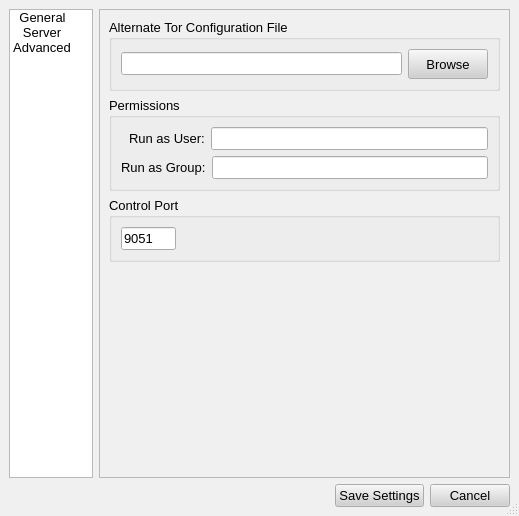
Old version of the form src/gui/configdialog/configdialog.ui in the repository a-ilin/vidalia.
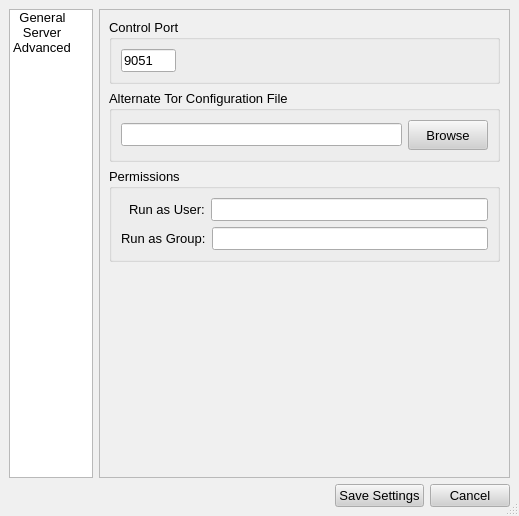
New version of the form. The open tabs and pages were chosen to show the change. Icons and pictures are not drawn.

Commit message:
Move the control port group to the top of the Advanced page. It's the setting most likely of interest to a user looking at the Advanced options.
svn:r330

Diff of the .ui file:
```diff
--- a/src/gui/configdialog/configdialog.ui
+++ b/src/gui/configdialog/configdialog.ui
@@ -1619,6 +1619,74 @@
          <property name="spacing" >
           <number>6</number>
          </property>
+         <item>
+          <widget class="QGroupBox" name="grpControlPort" >
+           <property name="contextMenuPolicy" >
+            <enum>Qt::NoContextMenu</enum>
+           </property>
+           <property name="title" >
+            <string>Control Port</string>
+           </property>
+           <layout class="QVBoxLayout" >
+            <property name="margin" >
+             <number>9</number>
+            </property>
+            <property name="spacing" >
+             <number>6</number>
+            </property>
+            <item>
+             <layout class="QHBoxLayout" >
+              <property name="margin" >
+               <number>0</number>
+              </property>
+              <property name="spacing" >
+               <number>6</number>
+              </property>
+              <item>
+               <widget class="QLineEdit" name="lineControlPort" >
+                <property name="sizePolicy" >
+                 <sizepolicy>
+                  <hsizetype>0</hsizetype>
+                  <vsizetype>0</vsizetype>
+                  <horstretch>0</horstretch>
+                  <verstretch>0</verstretch>
+                 </sizepolicy>
+                </property>
+                <property name="maximumSize" >
+                 <size>
+                  <width>55</width>
+                  <height>16777215</height>
+                 </size>
+                </property>
+                <property name="contextMenuPolicy" >
+                 <enum>Qt::NoContextMenu</enum>
+                </property>
+                <property name="toolTip" >
+                 <string>Port that Vidalia uses to communicate with Tor. </string>
+                </property>
+                <property name="text" >
+                 <string>9051</string>
+                </property>
+               </widget>
+              </item>
+              <item>
+               <spacer>
+                <property name="orientation" >
+                 <enum>Qt::Horizontal</enum>
+                </property>
+                <property name="sizeHint" >
+                 <size>
+                  <width>221</width>
+                  <height>20</height>
+                 </size>
+                </property>
+               </spacer>
+              </item>
+             </layout>
+            </item>
+           </layout>
+          </widget>
+         </item>
          <item>
           <widget class="QGroupBox" name="grpTorConfigFile" >
            <property name="contextMenuPolicy" >
@@ -1769,74 +1837,6 @@
            </layout>
           </widget>
          </item>
-         <item>
-          <widget class="QGroupBox" name="grpControlPort" >
-           <property name="contextMenuPolicy" >
-            <enum>Qt::NoContextMenu</enum>
-           </property>
-           <property name="title" >
-            <string>Control Port</string>
-           </property>
-           <layout class="QVBoxLayout" >
-            <property name="margin" >
-             <number>9</number>
-            </property>
-            <property name="spacing" >
-             <number>6</number>
-            </property>
-            <item>
-             <layout class="QHBoxLayout" >
-              <property name="margin" >
-               <number>0</number>
-              </property>
-              <property name="spacing" >
-               <number>6</number>
-              </property>
-              <item>
-               <widget class="QLineEdit" name="lineControlPort" >
-                <property name="sizePolicy" >
-                 <sizepolicy>
-                  <hsizetype>0</hsizetype>
-                  <vsizetype>0</vsizetype>
-                  <horstretch>0</horstretch>
-                  <verstretch>0</verstretch>
-                 </sizepolicy>
-                </property>
-                <property name="maximumSize" >
-                 <size>
-                  <width>55</width>
-                  <height>16777215</height>
-                 </size>
-                </property>
-                <property name="contextMenuPolicy" >
-                 <enum>Qt::NoContextMenu</enum>
-                </property>
-                <property name="toolTip" >
-                 <string>Port that Vidalia uses to communicate with Tor. </string>
-                </property>
-                <property name="text" >
-                 <string>9051</string>
-                </property>
-               </widget>
-              </item>
-              <item>
-               <spacer>
-                <property name="orientation" >
-                 <enum>Qt::Horizontal</enum>
-                </property>
-                <property name="sizeHint" >
-                 <size>
-                  <width>221</width>
-                  <height>20</height>
-                 </size>
-                </property>
-               </spacer>
-              </item>
-             </layout>
-            </item>
-           </layout>
-          </widget>
-         </item>
          <item>
           <spacer>
            <property name="orientation" >
```
Left out of the diff: 2 changed lines with no effect on the pictures. Lines whose indentation alone changed are shown as unchanged.
